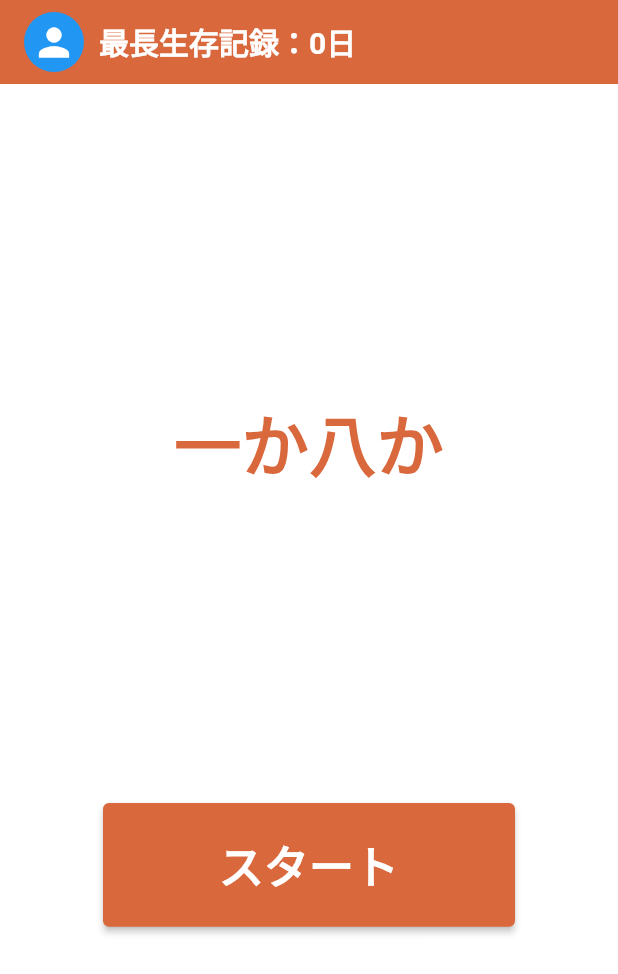
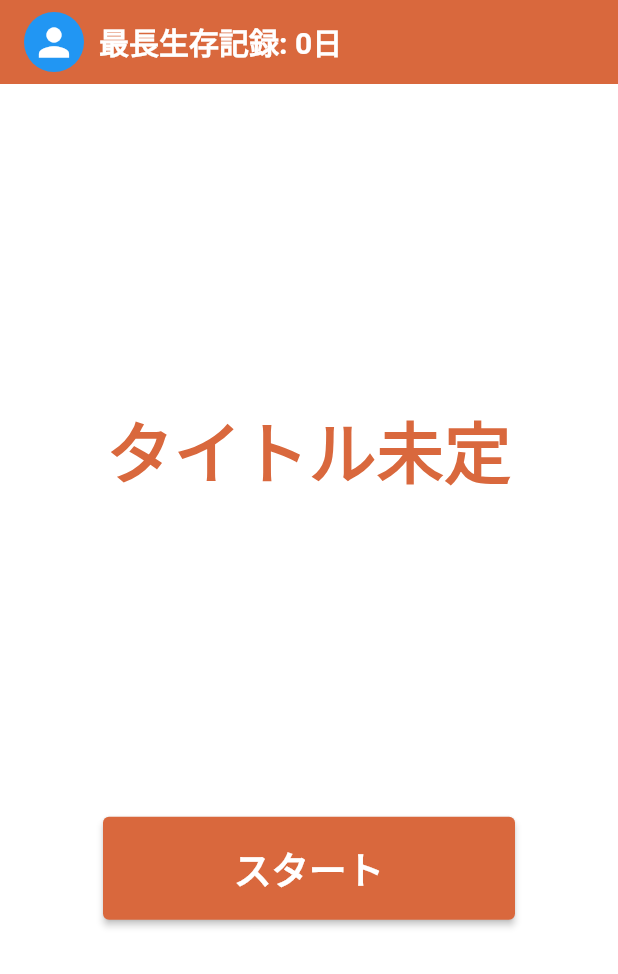
Before and after one commit to iseruuuuu/prize_get_app, a Flutter app: the screen it shows after launch, on a phone screen of 412 x 824 dp. Shown: the top 974 px of the screen. Run offline on Flutter 3.47's test engine with Material 2 defaults, Android fonts, the phone set to English and light mode, and no system bars; drawn by our look-alikes of flutter_easyloading; our stand-ins replace awesome_dialog, get, shared_preferences; missing offline and left inert: enum_to_string, flutter_animator, flutter_dynamic_icon.

Commit message:
fix: サイズの調整

```diff
--- /dev/null
+++ b/lib/component/home_app_bar_item.dart
@@ -0,0 +1,30 @@
+import 'package:flutter/material.dart';
+
+import 'home_icon.dart';
+
+class HomeAppbarItem extends StatelessWidget {
+  const HomeAppbarItem({
+    Key? key,
+    required this.text,
+  }) : super(key: key);
+
+  final int text;
+
+  @override
+  Widget build(BuildContext context) {
+    return Row(
+      children: [
+        const HomeIcon(),
+        const SizedBox(width: 10),
+        Text(
+          '最長生存記録: $text日',
+          style: const TextStyle(
+            fontSize: 20,
+            fontWeight: FontWeight.bold,
+            color: Colors.white,
+          ),
+        ),
+      ],
+    );
+  }
+}
--- a/lib/screen/home/home_screen.dart
+++ b/lib/screen/home/home_screen.dart
@@ -3,6 +3,7 @@ import 'package:flutter_animator/flutter_animator.dart';
 import 'package:flutter_easyloading/flutter_easyloading.dart';
 import 'package:get/get.dart';
 import 'package:prize_get_app/color/app_color.dart';
+import 'package:prize_get_app/component/home_app_bar_item.dart';
 import 'package:prize_get_app/component/home_icon.dart';
 import 'package:prize_get_app/screen/home/home_screen_controller.dart';
 
@@ -19,27 +20,14 @@ class HomeScreen extends StatelessWidget {
         appBar: AppBar(
           backgroundColor: AppColor.homeColor,
           elevation: 0,
-          title: Row(
-            children: [
-              const HomeIcon(),
-              const SizedBox(width: 10),
-              Text(
-                '最長生存記録：${controller.highScore}日',
-                style: const TextStyle(
-                  fontSize: 20,
-                  fontWeight: FontWeight.bold,
-                  color: Colors.white,
-                ),
-              ),
-            ],
-          ),
+          title: HomeAppbarItem(text: controller.highScore.value),
         ),
         body: Center(
           child: Column(
             mainAxisAlignment: MainAxisAlignment.spaceEvenly,
             children: [
               const Text(
-                '一か八か',
+                'タイトル未定',
                 style: TextStyle(
                   fontSize: 45,
                   fontWeight: FontWeight.bold,
@@ -47,11 +35,10 @@ class HomeScreen extends StatelessWidget {
                 ),
               ),
               Pulse(
-                preferences: const AnimationPreferences(
-                    autoPlay: AnimationPlayStates.Loop),
+                preferences: const AnimationPreferences(autoPlay: AnimationPlayStates.Loop),
                 child: SizedBox(
                   width: MediaQuery.of(context).size.width / 1.5,
-                  height: MediaQuery.of(context).size.width / 5,
+                  height: MediaQuery.of(context).size.width / 6,
                   child: ElevatedButton(
                     style: ElevatedButton.styleFrom(
                       primary: AppColor.homeColor,
@@ -60,7 +47,7 @@ class HomeScreen extends StatelessWidget {
                     child: const Text(
                       'スタート',
                       style: TextStyle(
-                        fontSize: 30,
+                        fontSize: 25,
                         fontWeight: FontWeight.bold,
                         color: Colors.white,
                       ),
```
